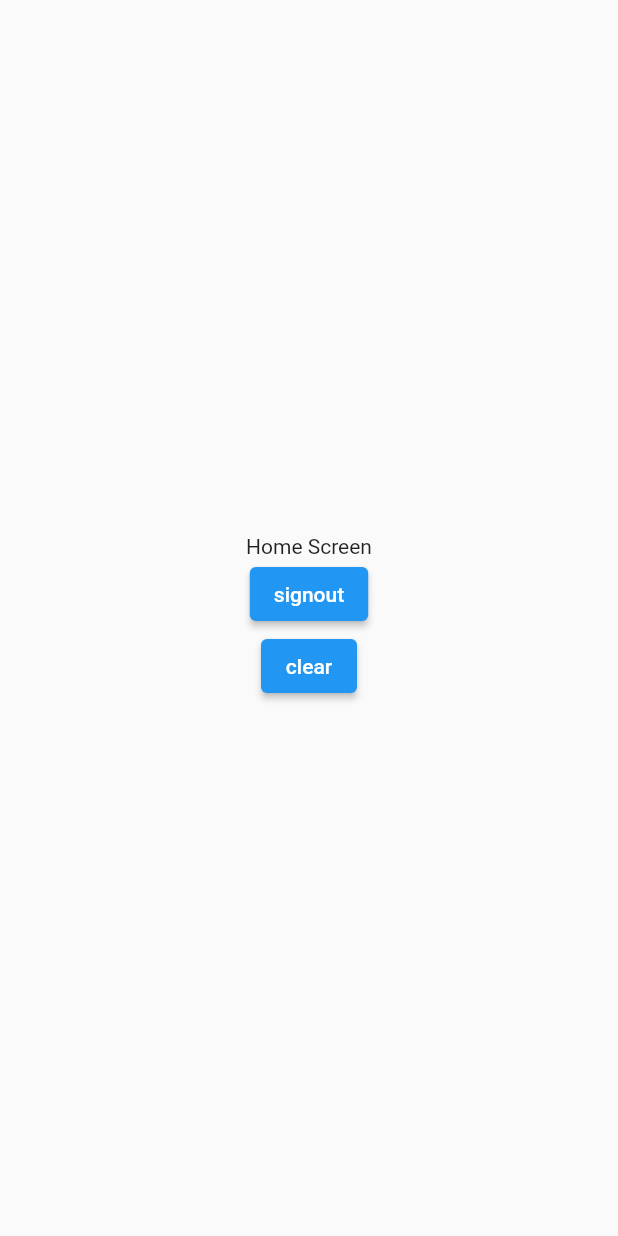
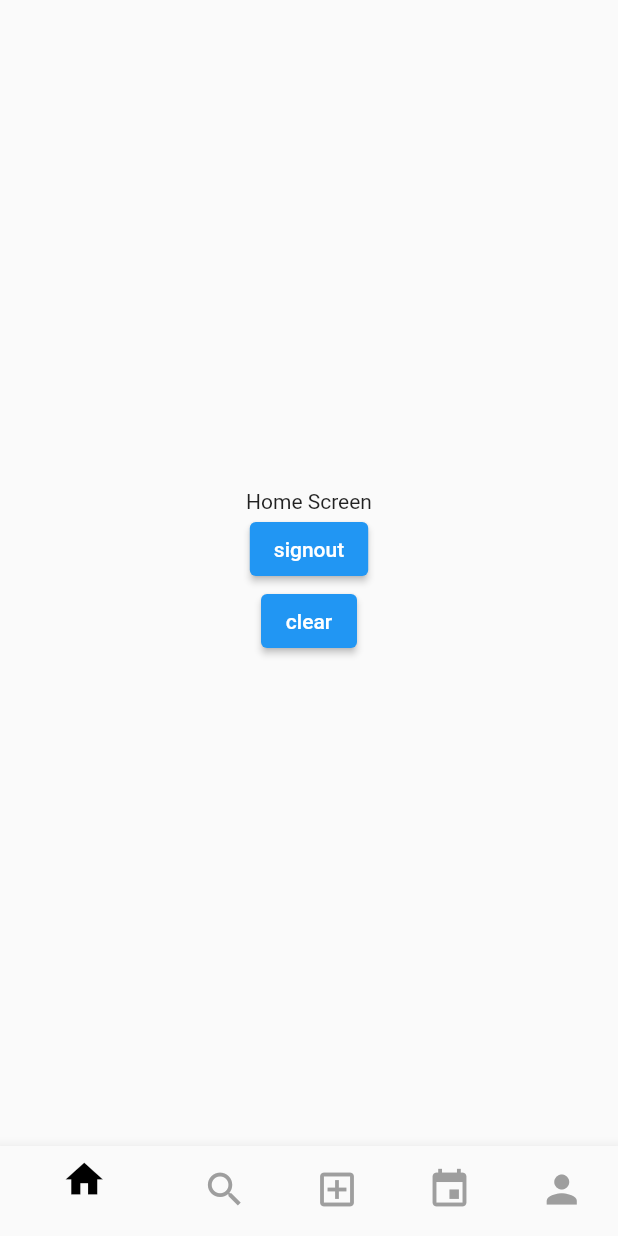
Before and after one commit to vaseemva/Flutter-Gram, a Flutter app: the HomeScreen screen opened directly, on a phone screen of 412 x 824 dp. Run offline on Flutter 3.47's test engine with Material 2 defaults, Android fonts, the phone set to English and light mode, and no system bars; our stand-ins replace cloud_firestore, firebase_auth, firebase_core, flutter_signin_button, google_fonts, shared_preferences and 1 more; missing offline and left inert: animated_snack_bar; accounts and stored records are empty.

Commit message:
bottom navbar added

```diff
--- a/lib/main.dart
+++ b/lib/main.dart
@@ -1,8 +1,10 @@
 import 'package:firebase_core/firebase_core.dart';
 import 'package:flutter/foundation.dart';
 import 'package:flutter/material.dart';
+import 'package:flutter_gram/providers/bottomnav_provider.dart';
 import 'package:flutter_gram/providers/password_provider.dart';
 import 'package:flutter_gram/providers/signin_provider.dart';
+import 'package:flutter_gram/providers/userprovider.dart';
 import 'package:flutter_gram/screens/splash_screen/newsplash.dart';
 import 'package:google_fonts/google_fonts.dart';
 import 'package:provider/provider.dart';
@@ -36,7 +38,9 @@ class MyApp extends StatelessWidget {
         ),
         ChangeNotifierProvider(
           create: (context) => SigninProvider(),
-        )
+        ),
+        ChangeNotifierProvider(create: (context) => UserProvider()),
+        ChangeNotifierProvider(create: (context) => BottomNavProvider())
       ],
       child: MaterialApp(
           title: 'Flutter Demo',
--- /dev/null
+++ b/lib/models/user.dart
@@ -0,0 +1,36 @@
+import 'package:cloud_firestore/cloud_firestore.dart';
+import 'package:firebase_auth/firebase_auth.dart';
+
+class UserModel {
+  final String emailAddress;
+  final String uid;
+
+  final String fullName;
+  final List followers;
+  final List following;
+
+  UserModel(
+      {required this.emailAddress,
+      required this.uid,
+      required this.fullName,
+      required this.followers,
+      required this.following});
+
+  Map<String, dynamic> toJson() => {
+        "emailAddress": emailAddress,
+        "uid": uid,
+        "fullName": fullName,
+        "followers": followers,
+        "following": following
+      };
+
+  static UserModel fromSnap(DocumentSnapshot snap) {
+    var snapshot = snap.data() as Map<String, dynamic>;
+    return UserModel(
+        emailAddress: snapshot['emailAddress'],
+        uid: snapshot['uid'],
+        fullName: snapshot['fullName'],
+        followers: snapshot['followers'],
+        following: snapshot['following']);
+  }
+}
--- /dev/null
+++ b/lib/providers/bottomnav_provider.dart
@@ -0,0 +1,14 @@
+import 'package:flutter/cupertino.dart';
+
+class BottomNavProvider with ChangeNotifier{
+  int _selectedIndex=0;
+  int get selectedIndex{
+    return _selectedIndex;
+
+  }
+ set changeIndex(int index){
+  _selectedIndex=index;
+  notifyListeners();
+ }
+
+}
--- /dev/null
+++ b/lib/providers/userprovider.dart
@@ -0,0 +1,18 @@
+import 'package:firebase_auth/firebase_auth.dart';
+import 'package:flutter/cupertino.dart';
+import 'package:flutter_gram/models/user.dart';
+import 'package:flutter_gram/resources/auth_methods.dart';
+
+class UserProvider with ChangeNotifier {
+  UserModel? _user;
+  final AuthMethods _authMethods = AuthMethods();
+  UserModel get getUser {
+    return _user!;
+  }
+
+  Future<void> refreshUser() async {
+    UserModel user = await _authMethods.getUserDetails();
+    _user = user;
+    notifyListeners();
+  }
+}
--- /dev/null
+++ b/lib/screens/feedscreen/feedscreen.dart
@@ -0,0 +1,33 @@
+import 'package:firebase_auth/firebase_auth.dart';
+import 'package:flutter/material.dart';
+import 'package:shared_preferences/shared_preferences.dart';
+
+class Feedscreen extends StatelessWidget {
+const Feedscreen({ Key? key }) : super(key: key);
+
+  @override
+  Widget build(BuildContext context){
+    final FirebaseAuth _auth = FirebaseAuth.instance;
+    return Scaffold(
+      body: Center(
+        child: Column(
+          mainAxisAlignment: MainAxisAlignment.center,
+          children: [
+            const Text('Home Screen'),
+            ElevatedButton(
+                onPressed: () {
+                  _auth.signOut();
+                },
+                child: const Text('signout')),
+            ElevatedButton(
+                onPressed: () async {
+                  final preferences = await SharedPreferences.getInstance();
+                  preferences.clear();
+                },
+                child: const Text('clear'))
+          ],
+        ),
+      )
+    );
+  }
+}
--- a/lib/screens/home_screen/home_screen.dart
+++ b/lib/screens/home_screen/home_screen.dart
@@ -1,33 +1,31 @@
-import 'package:firebase_auth/firebase_auth.dart';
 import 'package:flutter/material.dart';
-import 'package:shared_preferences/shared_preferences.dart';
+import 'package:flutter_gram/providers/bottomnav_provider.dart';
+import 'package:flutter_gram/screens/add_screen/add_screen.dart';
+import 'package:flutter_gram/screens/eventscreen/event_screen.dart';
+import 'package:flutter_gram/screens/feedscreen/feedscreen.dart';
+import 'package:flutter_gram/screens/home_screen/widgets/customNavBar.dart';
+import 'package:flutter_gram/screens/profile_screen/profile_screen.dart';
+import 'package:flutter_gram/screens/search_screen/search_screen.dart';
+import 'package:provider/provider.dart';
 
 class HomeScreen extends StatelessWidget {
   HomeScreen({Key? key}) : super(key: key);
-  final FirebaseAuth _auth = FirebaseAuth.instance;
+
+  final pages = [
+    const Feedscreen(),
+    const SearchScreen(),
+    const AddScreen(),
+    const EventScreen(),
+    const ProfileScreen()
+  ];
 
   @override
   Widget build(BuildContext context) {
+    final provider = Provider.of<BottomNavProvider>(context);
+
     return Scaffold(
-      body: Center(
-        child: Column(
-          mainAxisAlignment: MainAxisAlignment.center,
-          children: [
-            const Text('Home Screen'),
-            ElevatedButton(
-                onPressed: () {
-                  _auth.signOut();
-                },
-                child: const Text('signout')),
-            ElevatedButton(
-                onPressed: () async {
-                  final preferences = await SharedPreferences.getInstance();
-                  preferences.clear();
-                },
-                child: const Text('clear'))
-          ],
-        ),
-      ),
+      body: pages[provider.selectedIndex],
+      bottomNavigationBar: CustomNavBar(provider: provider),
     );
   }
 }
--- /dev/null
+++ b/lib/screens/home_screen/widgets/customNavBar.dart
@@ -0,0 +1,32 @@
+import 'package:flutter/material.dart';
+import 'package:flutter_gram/providers/bottomnav_provider.dart';
+import 'package:flutter_gram/utils/colors.dart';
+
+class CustomNavBar extends StatelessWidget {
+  const CustomNavBar({
+    Key? key,
+    required this.provider,
+  }) : super(key: key);
+
+  final BottomNavProvider provider;
+
+  @override
+  Widget build(BuildContext context) {
+    return BottomNavigationBar(
+        selectedItemColor: bottomnavSelectedcolor,
+        unselectedItemColor: bottomNavUnselectedcolor,
+        iconSize: 30,
+        currentIndex: provider.selectedIndex,
+        onTap: (value) {
+          provider.changeIndex = value;
+        },
+        items: const [
+          BottomNavigationBarItem(icon: Icon(Icons.home), label: ''),
+          BottomNavigationBarItem(icon: Icon(Icons.search), label: ''),
+          BottomNavigationBarItem(
+              icon: Icon(Icons.add_box_outlined), label: ''),
+          BottomNavigationBarItem(icon: Icon(Icons.event), label: ''),
+          BottomNavigationBarItem(icon: Icon(Icons.person), label: '')
+        ]);
+  }
+}
--- a/lib/utils/colors.dart
+++ b/lib/utils/colors.dart
@@ -1,3 +1,5 @@
 import 'package:flutter/material.dart';
 
 const signinloadingcolor=Colors.white;
+const bottomnavSelectedcolor=Colors.black;
+const bottomNavUnselectedcolor=Colors.grey;
```
Also changed, not shown: lib/resources/auth_methods.dart (+18 -7 lines), lib/screens/add_screen/add_screen.dart (added, +12 -0 lines), lib/screens/eventscreen/event_screen.dart (added, +12 -0 lines), lib/screens/profile_screen/profile_screen.dart (added, +12 -0 lines), lib/screens/search_screen/search_screen.dart (added, +12 -0 lines).
